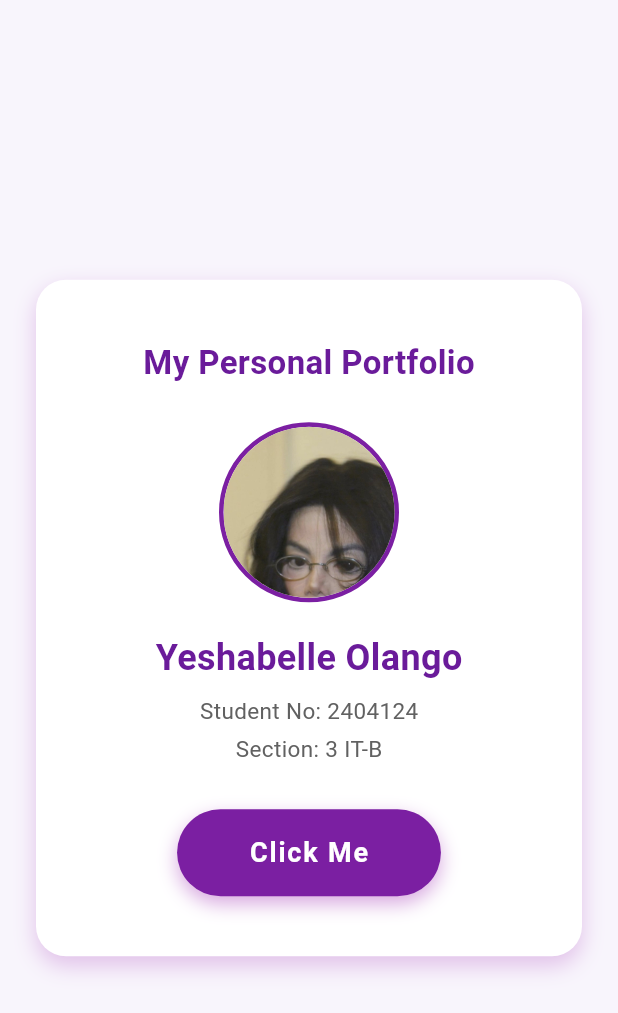
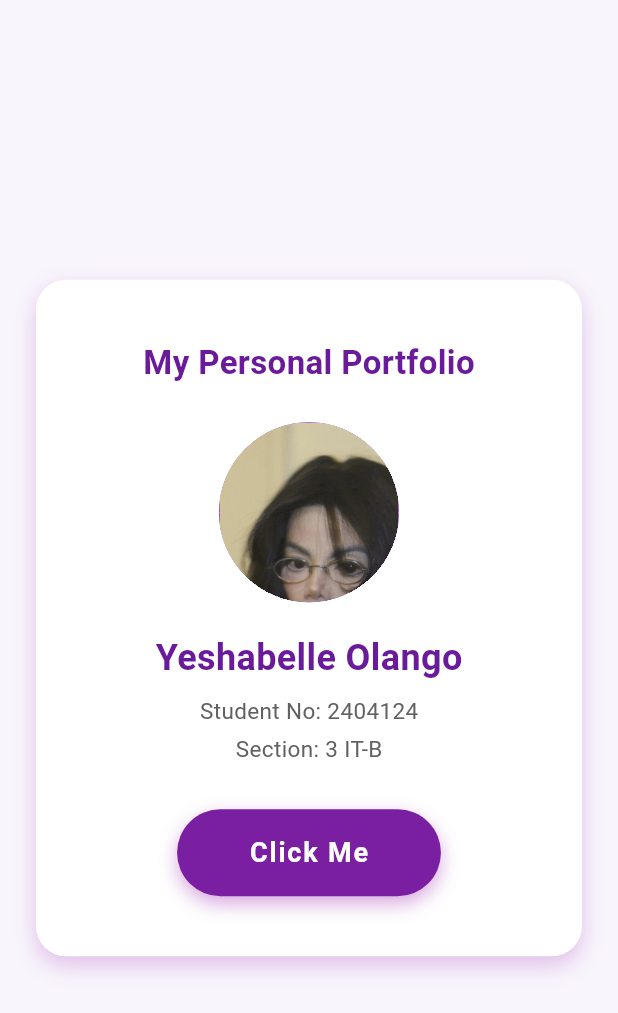
Before and after one commit to Eeriem/PersonalPortfolio, a Flutter app: the screen it shows after launch, on a phone screen of 412 x 824 dp. Shown: the top 1013 px of the screen. Run offline on Flutter 3.47's test engine with Material 3 defaults, Android fonts, the phone set to English and light mode, and no system bars.

Commit message:
7 widgets

```diff
--- a/lib/main.dart
+++ b/lib/main.dart
@@ -30,7 +30,7 @@ class PortfolioScreen extends StatelessWidget {
   final String section = "3 IT-B";
   final String professorName = "PROF. ALBERT Q. ALFORJA";
 
-  // Single Tap → current examination date
+  // Single Tap
   void _onSingleTap() {
     final now = DateTime.now();
     final date =
@@ -40,14 +40,14 @@ class PortfolioScreen extends StatelessWidget {
     print("======================");
   }
 
-  // Double Tap → professor full name
+  // Double Tap
   void _onDoubleTap() {
     print("===== DOUBLE TAP =====");
     print("Professor: $professorName");
     print("======================");
   }
 
-  // Long Press → student full name
+  // Long Press
   void _onLongPress() {
     print("===== LONG PRESS =====");
     print("Student Name: $studentName");
@@ -57,8 +57,10 @@ class PortfolioScreen extends StatelessWidget {
   @override
   Widget build(BuildContext context) {
     return Scaffold(
-      body: Center(
-        child: Container(
+      body: Column(
+        mainAxisAlignment: MainAxisAlignment.center,
+        children: [
+          Container(
             margin: const EdgeInsets.all(24),
             padding: const EdgeInsets.symmetric(horizontal: 32, vertical: 40),
             decoration: BoxDecoration(
@@ -85,10 +87,9 @@ class PortfolioScreen extends StatelessWidget {
                   ),
                 ),
 
-              // Spacing
                 Container(height: 24),
 
-              // Profile Photo
+                // Profile Photo (circular)
                 Container(
                   width: 120,
                   height: 120,
@@ -96,10 +97,10 @@ class PortfolioScreen extends StatelessWidget {
                     shape: BoxShape.circle,
                     border: Border.all(
                       color: Colors.purple.shade700,
-                    width: 3,
+                      width: 0.5,
                     ),
                   ),
-                child: ClipOval(
+                  clipBehavior: Clip.hardEdge, // makes it circular
                   child: Image.asset(
                     'assets/mike.jpg',
                     fit: BoxFit.cover,
@@ -107,9 +108,7 @@ class PortfolioScreen extends StatelessWidget {
                     height: 120,
                   ),
                 ),
-              ),
 
-              // Spacing
                 Container(height: 20),
 
                 // Name
@@ -144,7 +143,7 @@ class PortfolioScreen extends StatelessWidget {
 
                 Container(height: 30),
 
-              // ===== CLICK ME BUTTON (GestureDetector) =====
+                // ===== CLICK ME BUTTON =====
                 GestureDetector(
                   onTap: _onSingleTap,
                   onDoubleTap: _onDoubleTap,
@@ -179,6 +178,7 @@ class PortfolioScreen extends StatelessWidget {
               ],
             ),
           ),
+        ],
       ),
     );
   }
```
Lines whose indentation alone changed are shown as unchanged.
